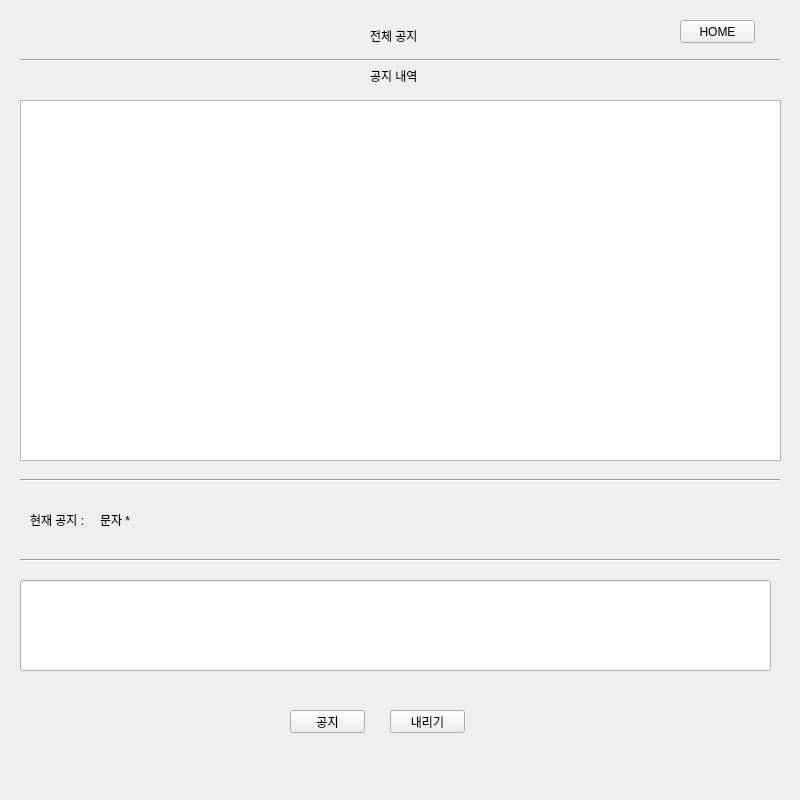
Before: the Qt Designer form manager.ui in jungyeonwoo265/BeaCon, drawn with Qt 5.
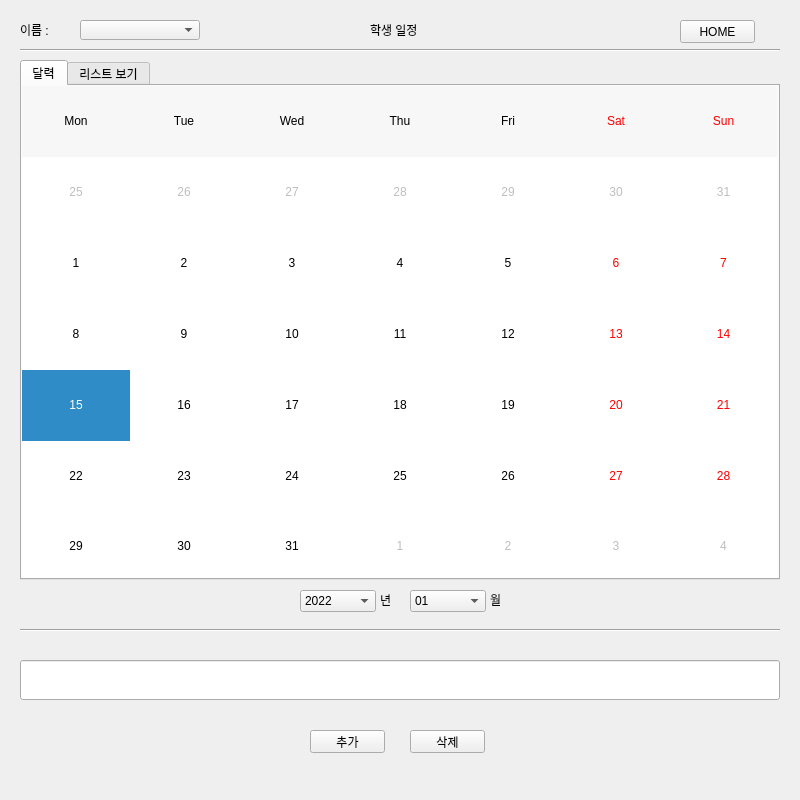
After: the same form once the commit is applied. The open tabs and pages were chosen to show the change.

```diff
--- a/manager.ui
+++ b/manager.ui
@@ -315,7 +315,7 @@
       <enum>Qt::Horizontal</enum>
      </property>
     </widget>
-    <widget class="QTableWidget" name="tableWidget_5">
+    <widget class="QTableWidget" name="table_page2">
      <property name="geometry">
       <rect>
        <x>20</x>
@@ -364,7 +364,7 @@
       <string>현재 공지 :</string>
      </property>
     </widget>
-    <widget class="QLabel" name="label_19">
+    <widget class="QLabel" name="lb_notice">
      <property name="geometry">
       <rect>
        <x>100</x>
@@ -390,7 +390,7 @@
       <enum>Qt::Horizontal</enum>
      </property>
     </widget>
-    <widget class="QLineEdit" name="lineEdit_3">
+    <widget class="QLineEdit" name="le_input_page2">
      <property name="geometry">
       <rect>
        <x>20</x>
@@ -400,7 +400,7 @@
       </rect>
      </property>
     </widget>
-    <widget class="QPushButton" name="pushButton_3">
+    <widget class="QPushButton" name="pb_input_page2">
      <property name="geometry">
       <rect>
        <x>290</x>
@@ -413,7 +413,7 @@
       <string>공지</string>
      </property>
     </widget>
-    <widget class="QPushButton" name="pushButton_5">
+    <widget class="QPushButton" name="pb_delet_page2">
      <property name="geometry">
       <rect>
        <x>390</x>
@@ -467,7 +467,7 @@
       <enum>Qt::Horizontal</enum>
      </property>
     </widget>
-    <widget class="QTabWidget" name="tabWidget_2">
+    <widget class="QTabWidget" name="tab_page3">
      <property name="geometry">
       <rect>
        <x>20</x>
@@ -483,7 +483,7 @@
       <attribute name="title">
        <string>달력</string>
       </attribute>
-      <widget class="QTableWidget" name="tableWidget_2">
+      <widget class="QCalendarWidget" name="calendar_page3">
        <property name="geometry">
         <rect>
          <x>0</x>
@@ -492,6 +492,12 @@
          <height>495</height>
         </rect>
        </property>
+       <property name="verticalHeaderFormat">
+        <enum>QCalendarWidget::NoVerticalHeader</enum>
+       </property>
+       <property name="navigationBarVisible">
+        <bool>false</bool>
+       </property>
       </widget>
      </widget>
      <widget class="QWidget" name="tab_4">
@@ -536,7 +542,7 @@
       <string>월</string>
      </property>
     </widget>
-    <widget class="QComboBox" name="comboBox_3">
+    <widget class="QComboBox" name="cb_year_page3">
      <property name="geometry">
       <rect>
        <x>300</x>
@@ -556,7 +562,7 @@
       </property>
      </item>
     </widget>
-    <widget class="QComboBox" name="comboBox_4">
+    <widget class="QComboBox" name="cb_month_page3">
      <property name="geometry">
       <rect>
        <x>410</x>
@@ -571,7 +577,7 @@
       </property>
      </item>
     </widget>
-    <widget class="QLineEdit" name="lineEdit">
+    <widget class="QLineEdit" name="lb_input_page3">
      <property name="geometry">
       <rect>
        <x>20</x>
@@ -581,7 +587,7 @@
       </rect>
      </property>
     </widget>
-    <widget class="QPushButton" name="pushButton">
+    <widget class="QPushButton" name="pb_input_page3">
      <property name="geometry">
       <rect>
        <x>310</x>
@@ -594,7 +600,7 @@
       <string>추가</string>
      </property>
     </widget>
-    <widget class="QPushButton" name="pushButton_2">
+    <widget class="QPushButton" name="pb_delet_page3">
      <property name="geometry">
       <rect>
        <x>410</x>
@@ -620,7 +626,7 @@
       <string>HOME</string>
      </property>
     </widget>
-    <widget class="QComboBox" name="comboBox">
+    <widget class="QComboBox" name="cb_name">
      <property name="geometry">
       <rect>
        <x>80</x>
```
Left out of the diff: 38 changed lines with no effect on the pictures.
